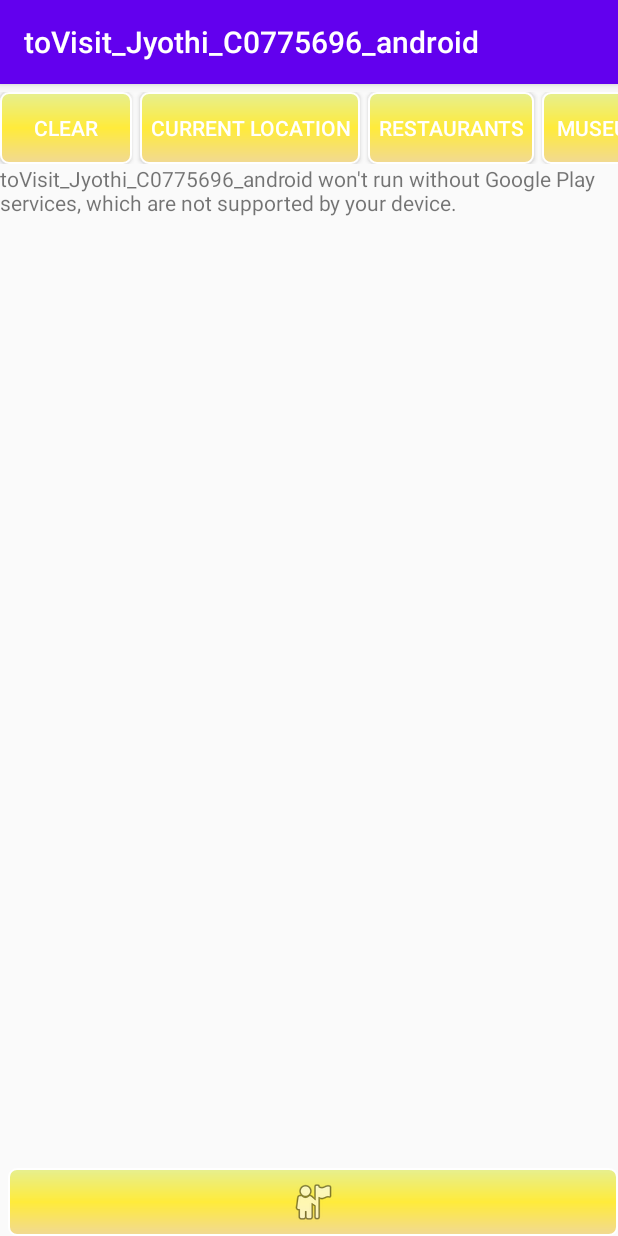
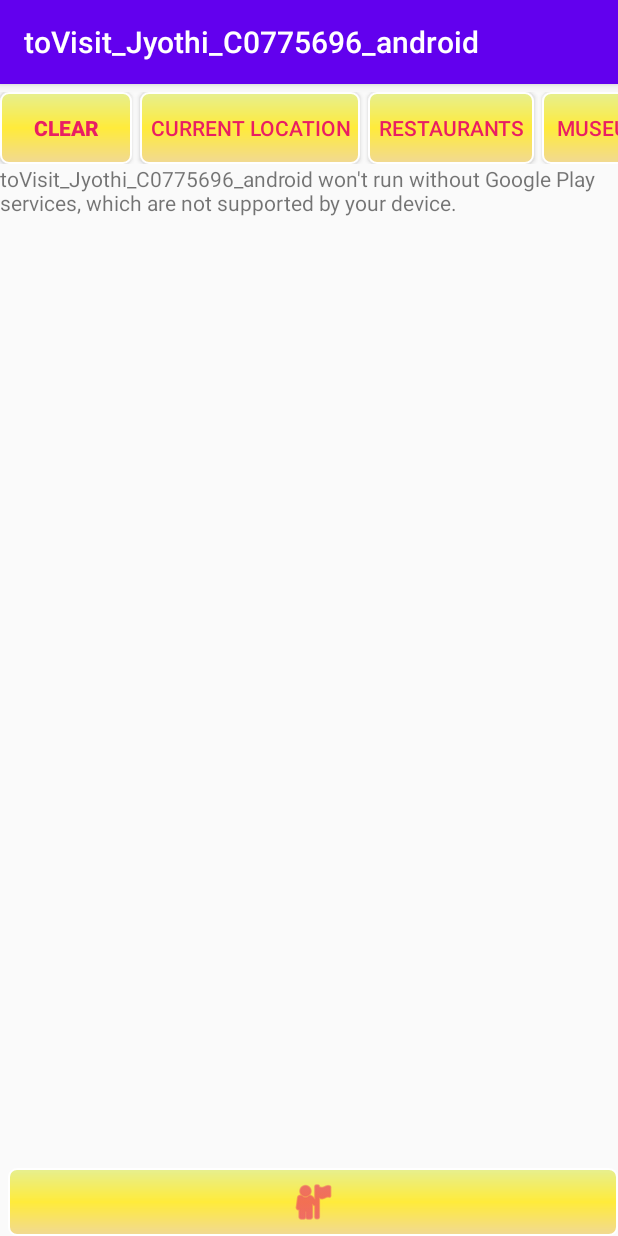
Before and after one commit to jyothithomas/toVisit_Jyothi_C0775696_android, an Android app: the screen it shows after launch (MainActivity), on a phone screen of 412 x 824 dp. Run offline under Robolectric (Android 15) with nearby library versions, the phone set to English and light mode, and no system bars.

Commit message:
final commit

```diff
--- a/app/src/main/java/com/example/tovisit_jyothi_c0775696_android/DurationAndDistance.java
+++ b/app/src/main/java/com/example/tovisit_jyothi_c0775696_android/DurationAndDistance.java
@@ -266,7 +266,7 @@ public class DurationAndDistance extends AppCompatActivity implements OnMapReady
         StringBuilder googleDirectionUrl = new StringBuilder("https://maps.googleapis.com/maps/api/directions/json?");
         googleDirectionUrl.append("origin=" + lat + "," + longi);
         googleDirectionUrl.append("&destination=" + dest_lat + "," + dest_long);
-        googleDirectionUrl.append("&key=AIzaSyCA2OkQ-Um2T3wd624ikeMbhW37otDlykwE");
+        googleDirectionUrl.append("&key=AIzaSyCA2OkQ-Um2T3wd624ikeMbhW37otDlykw");
         Log.d("", "getDirectionUrl: " + googleDirectionUrl);
         System.out.println(googleDirectionUrl.toString());
         return googleDirectionUrl.toString();
--- a/app/src/main/java/com/example/tovisit_jyothi_c0775696_android/MainActivity.java
+++ b/app/src/main/java/com/example/tovisit_jyothi_c0775696_android/MainActivity.java
@@ -405,7 +405,7 @@ public class MainActivity extends AppCompatActivity implements OnMapReadyCallbac
     public void onInfoWindowClick(Marker marker) {
         System.out.println("MARKER: "+ marker.getTitle());
         AlertDialog.Builder builder1 = new AlertDialog.Builder(this);
-        builder1.setMessage("You want to add this place as Favourite?");
+        builder1.setMessage("Add this Place to your favourites?");
         builder1.setCancelable(true);
         mMarker = marker;
         builder1.setPositiveButton(
@@ -417,7 +417,7 @@ public class MainActivity extends AppCompatActivity implements OnMapReadyCallbac
                         SimpleDateFormat simpleDateFormat = new SimpleDateFormat("yyyy-mm-dd hh:mm:ss");
                         String addDate = simpleDateFormat.format(calendar.getTime());
                         if (isOk && mDatabase.addFavPlace(mMarker.getTitle(), addDate, mMarker.getSnippet(), mMarker.getPosition().latitude, mMarker.getPosition().longitude)) {
-                            Toast.makeText(MainActivity.this, "hi!", Toast.LENGTH_SHORT).show();
+                            Toast.makeText(MainActivity.this, "OK", Toast.LENGTH_SHORT).show();
                             isOk = false;
 
                         }
--- a/app/src/main/res/layout/activity_main.xml
+++ b/app/src/main/res/layout/activity_main.xml
@@ -20,32 +20,35 @@
                 android:id="@+id/btn_clear"
                 android:layout_width="wrap_content"
                 android:layout_height="wrap_content"
+                android:layout_marginRight="5dp"
                 android:layout_weight="1"
                 android:background="@drawable/buttton_default"
+                android:fontFamily="sans-serif-black"
                 android:onClick="btnClick"
                 android:text="Clear"
-                android:layout_marginRight="5dp"
-                android:textColor="#fff" />
+                android:textColor="#E91E63" />
+
             <Button
                 android:id="@+id/btn_getlocatiomn"
                 android:layout_width="wrap_content"
                 android:layout_height="wrap_content"
+                android:layout_marginRight="5dp"
                 android:layout_weight="1"
                 android:background="@drawable/buttton_default"
                 android:onClick="btnClick"
                 android:text="Current Location"
-                android:layout_marginRight="5dp"
-                android:textColor="#fff" />
+                android:textColor="#E91E63" />
+
             <Button
                 android:id="@+id/btn_restaurants"
                 android:layout_width="wrap_content"
                 android:layout_height="wrap_content"
+                android:layout_marginRight="5dp"
                 android:layout_weight="1"
                 android:background="@drawable/buttton_default"
                 android:onClick="btnClick"
                 android:text="Restaurants"
-                android:layout_marginRight="5dp"
-                android:textColor="#fff" />
+                android:textColor="#E91E63" />
 
             <Button
                 android:id="@+id/btn_museum"
@@ -55,7 +58,8 @@
                 android:background="@drawable/buttton_default"
                 android:onClick="btnClick"
                 android:text="Museums"
-                android:textColor="#fff" />
+                android:textColor="#E91E63" />
+
             <Button
                 android:id="@+id/btn_library"
                 android:layout_width="wrap_content"
@@ -64,7 +68,8 @@
                 android:background="@drawable/buttton_default"
                 android:onClick="btnClick"
                 android:text="Library"
-                android:textColor="#fff" />
+                android:textColor="#E91E63" />
+
             <Button
                 android:id="@+id/btn_school"
                 android:layout_width="wrap_content"
@@ -73,25 +78,27 @@
                 android:background="@drawable/buttton_default"
                 android:onClick="btnClick"
                 android:text="School"
-                android:textColor="#fff" />
+                android:textColor="#E91E63" />
 
-            <Button android:layout_width="wrap_content"
+            <Button
+                android:id="@+id/btn_cafe"
+                android:layout_width="wrap_content"
                 android:layout_height="wrap_content"
-                android:id="@+id/btn_cafe"
+                android:layout_marginRight="5dp"
                 android:background="@drawable/buttton_default"
+                android:onClick="btnClick"
+                android:text="Cafe"
+                android:textColor="#E91E63" />
+
+            <Button
+                android:id="@+id/btn_hospital"
+                android:layout_width="wrap_content"
+                android:layout_height="wrap_content"
                 android:layout_marginRight="5dp"
-                android:textColor="#fff"
-                android:text="Cafe"
-                android:onClick="btnClick" />
-
-            <Button android:layout_width="wrap_content"
-                android:layout_height="wrap_content"
-                android:id="@+id/btn_hospital"
                 android:background="@drawable/buttton_default"
-                android:layout_marginRight="5dp"
-                android:textColor="#fff"
+                android:onClick="btnClick"
                 android:text="Hospital"
-                android:onClick="btnClick" />
+                android:textColor="#E91E63" />
 
 
         </LinearLayout>
@@ -119,6 +126,7 @@
             android:onClick="btnClick"
             android:src="@android:drawable/ic_menu_myplaces"
             android:text="Get Direction"
-            android:textColor="#fff" />
+            android:textColor="#E91E63"
+            android:tint="#E91E63" />
     </LinearLayout>
 </LinearLayout>
```
Also changed, not shown: app/src/main/java/com/example/tovisit_jyothi_c0775696_android/FavPlaces.java (+4 -4 lines), app/src/main/res/layout/activity_duration_and_distance.xml (+7 -6 lines), app/src/main/res/layout/fav_place_cell_layout.xml (+17 -11 lines).
